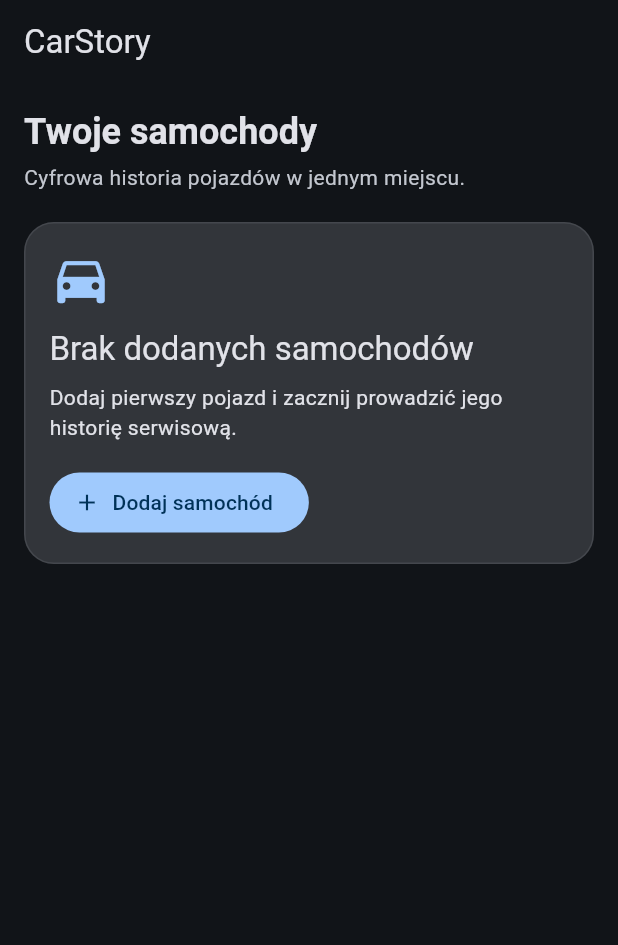
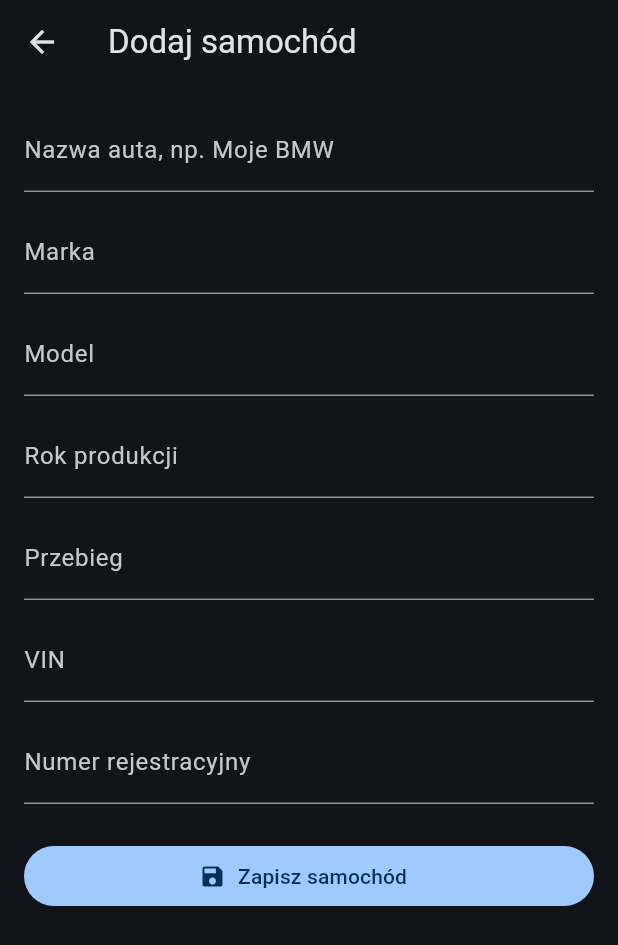
Before and after one commit to NoviPL/carstory, a Flutter app: the screen it shows after launch, after a tap on "Dodaj samochód", on a phone screen of 412 x 824 dp. Shown: the top 945 px of the screen. Run offline on Flutter 3.47's test engine with Material 3 defaults, Android fonts, the phone set to English and light mode, and no system bars; our stand-ins replace sqflite; accounts and stored records are empty.

Commit message:
Add car creation and list

```diff
--- /dev/null
+++ b/lib/screens/add_car/add_car_screen.dart
@@ -0,0 +1,146 @@
+import 'package:flutter/material.dart';
+
+import '../../models/car.dart';
+import '../../repositories/car_repository.dart';
+import '../../widgets/app_button.dart';
+import '../../widgets/app_scaffold.dart';
+
+class AddCarScreen extends StatefulWidget {
+  const AddCarScreen({super.key});
+
+  @override
+  State<AddCarScreen> createState() => _AddCarScreenState();
+}
+
+class _AddCarScreenState extends State<AddCarScreen> {
+  final _formKey = GlobalKey<FormState>();
+
+  final _nameController = TextEditingController();
+  final _brandController = TextEditingController();
+  final _modelController = TextEditingController();
+  final _yearController = TextEditingController();
+  final _mileageController = TextEditingController();
+  final _vinController = TextEditingController();
+  final _plateController = TextEditingController();
+
+  final _repository = CarRepository();
+
+  bool _isSaving = false;
+
+  @override
+  void dispose() {
+    _nameController.dispose();
+    _brandController.dispose();
+    _modelController.dispose();
+    _yearController.dispose();
+    _mileageController.dispose();
+    _vinController.dispose();
+    _plateController.dispose();
+    super.dispose();
+  }
+
+  Future<void> _saveCar() async {
+    if (!_formKey.currentState!.validate()) return;
+
+    setState(() {
+      _isSaving = true;
+    });
+
+    final car = Car(
+      name: _nameController.text.trim(),
+      brand: _brandController.text.trim(),
+      model: _modelController.text.trim(),
+      year: _yearController.text.trim(),
+      mileage: _mileageController.text.trim(),
+      vin: _vinController.text.trim(),
+      plateNumber: _plateController.text.trim(),
+      createdAt: DateTime.now().toIso8601String(),
+    );
+
+    await _repository.insertCar(car);
+
+    if (!mounted) return;
+
+    Navigator.pop(context, true);
+  }
+
+  String? _requiredValidator(String? value) {
+    if (value == null || value.trim().isEmpty) {
+      return 'To pole jest wymagane';
+    }
+
+    return null;
+  }
+
+  Widget _field({
+    required TextEditingController controller,
+    required String label,
+    TextInputType? keyboardType,
+  }) {
+    return TextFormField(
+      controller: controller,
+      keyboardType: keyboardType,
+      validator: _requiredValidator,
+      decoration: InputDecoration(
+        labelText: label,
+      ),
+    );
+  }
+
+  @override
+  Widget build(BuildContext context) {
+    return AppScaffold(
+      title: 'Dodaj samochód',
+      body: Form(
+        key: _formKey,
+        child: ListView(
+          padding: const EdgeInsets.all(16),
+          children: [
+            _field(
+              controller: _nameController,
+              label: 'Nazwa auta, np. Moje BMW',
+            ),
+            const SizedBox(height: 12),
+            _field(
+              controller: _brandController,
+              label: 'Marka',
+            ),
+            const SizedBox(height: 12),
+            _field(
+              controller: _modelController,
+              label: 'Model',
+            ),
+            const SizedBox(height: 12),
+            _field(
+              controller: _yearController,
+              label: 'Rok produkcji',
+              keyboardType: TextInputType.number,
+            ),
+            const SizedBox(height: 12),
+            _field(
+              controller: _mileageController,
+              label: 'Przebieg',
+              keyboardType: TextInputType.number,
+            ),
+            const SizedBox(height: 12),
+            _field(
+              controller: _vinController,
+              label: 'VIN',
+            ),
+            const SizedBox(height: 12),
+            _field(
+              controller: _plateController,
+              label: 'Numer rejestracyjny',
+            ),
+            const SizedBox(height: 24),
+            AppButton(
+              text: _isSaving ? 'Zapisywanie...' : 'Zapisz samochód',
+              icon: Icons.save,
+              onPressed: _isSaving ? null : _saveCar,
+            ),
+          ],
+        ),
+      ),
+    );
+  }
+}
--- a/lib/screens/home/home_screen.dart
+++ b/lib/screens/home/home_screen.dart
@@ -1,17 +1,77 @@
 import 'package:flutter/material.dart';
+
+import '../../models/car.dart';
+import '../../repositories/car_repository.dart';
 import '../../widgets/app_button.dart';
 import '../../widgets/app_card.dart';
 import '../../widgets/app_scaffold.dart';
 import '../../widgets/app_section_title.dart';
+import '../add_car/add_car_screen.dart';
 
-class HomeScreen extends StatelessWidget {
+class HomeScreen extends StatefulWidget {
   const HomeScreen({super.key});
+
+  @override
+  State<HomeScreen> createState() => _HomeScreenState();
+}
+
+class _HomeScreenState extends State<HomeScreen> {
+  final _repository = CarRepository();
+
+  List<Car> _cars = [];
+  bool _isLoading = true;
+
+  @override
+  void initState() {
+    super.initState();
+    _loadCars();
+  }
+
+  Future<void> _loadCars() async {
+    final cars = await _repository.getCars();
+
+    if (!mounted) return;
+
+    setState(() {
+      _cars = cars;
+      _isLoading = false;
+    });
+  }
+
+  Future<void> _openAddCarScreen() async {
+    final result = await Navigator.push<bool>(
+      context,
+      MaterialPageRoute(
+        builder: (_) => const AddCarScreen(),
+      ),
+    );
+
+    if (result == true) {
+      await _loadCars();
+    }
+  }
+
+  Future<void> _deleteCar(Car car) async {
+    final id = car.id;
+
+    if (id == null) return;
+
+    await _repository.deleteCar(id);
+    await _loadCars();
+  }
 
   @override
   Widget build(BuildContext context) {
     return AppScaffold(
       title: 'CarStory',
-      body: ListView(
+      floatingActionButton: FloatingActionButton.extended(
+        onPressed: _openAddCarScreen,
+        icon: const Icon(Icons.add),
+        label: const Text('Auto'),
+      ),
+      body: RefreshIndicator(
+        onRefresh: _loadCars,
+        child: ListView(
           padding: const EdgeInsets.all(16),
           children: [
             const AppSectionTitle(
@@ -19,6 +79,14 @@ class HomeScreen extends StatelessWidget {
               subtitle: 'Cyfrowa historia pojazdów w jednym miejscu.',
             ),
             const SizedBox(height: 20),
+            if (_isLoading)
+              const Center(
+                child: Padding(
+                  padding: EdgeInsets.all(32),
+                  child: CircularProgressIndicator(),
+                ),
+              )
+            else if (_cars.isEmpty)
               AppCard(
                 child: Column(
                   crossAxisAlignment: CrossAxisAlignment.start,
@@ -42,13 +110,37 @@ class HomeScreen extends StatelessWidget {
                     AppButton(
                       text: 'Dodaj samochód',
                       icon: Icons.add,
-                  onPressed: () {},
+                      onPressed: _openAddCarScreen,
+                    ),
+                  ],
+                ),
+              )
+            else
+              ..._cars.map(
+                (car) => Padding(
+                  padding: const EdgeInsets.only(bottom: 12),
+                  child: AppCard(
+                    child: ListTile(
+                      contentPadding: EdgeInsets.zero,
+                      leading: Icon(
+                        Icons.directions_car,
+                        color: Theme.of(context).colorScheme.primary,
+                      ),
+                      title: Text(car.name),
+                      subtitle: Text(
+                        '${car.brand} ${car.model} • ${car.year} • ${car.mileage} km',
+                      ),
+                      trailing: IconButton(
+                        icon: const Icon(Icons.delete_outline),
+                        onPressed: () => _deleteCar(car),
+                      ),
+                    ),
+                  ),
+                ),
               ),
           ],
         ),
       ),
-        ],
-      ),
     );
   }
 }
```
Lines whose indentation alone changed are shown as unchanged.
